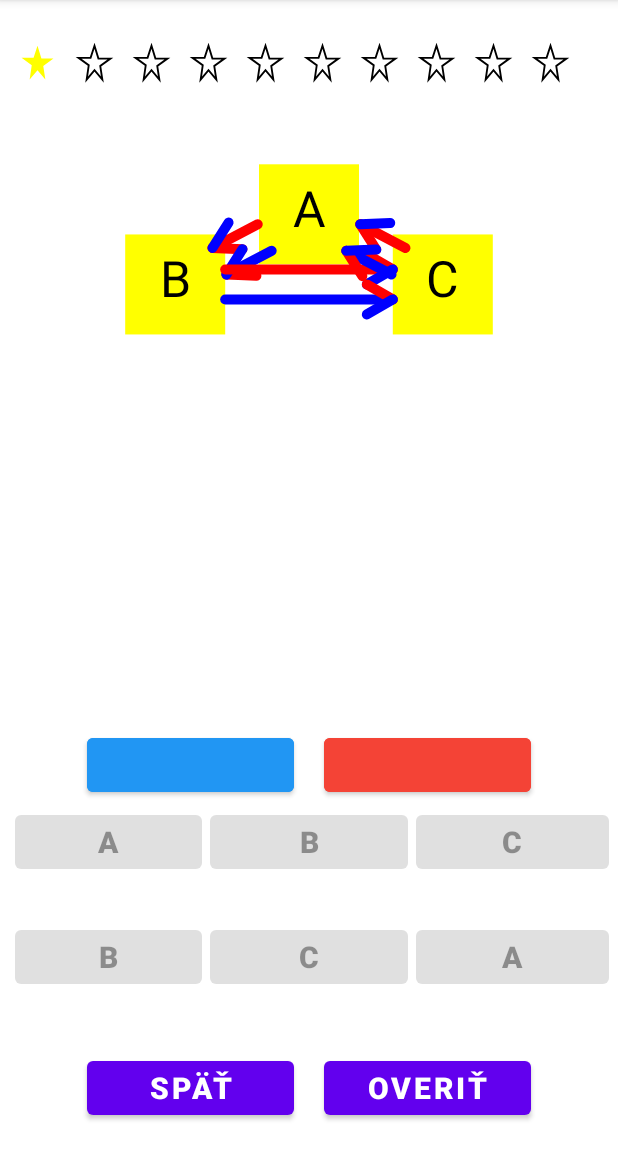
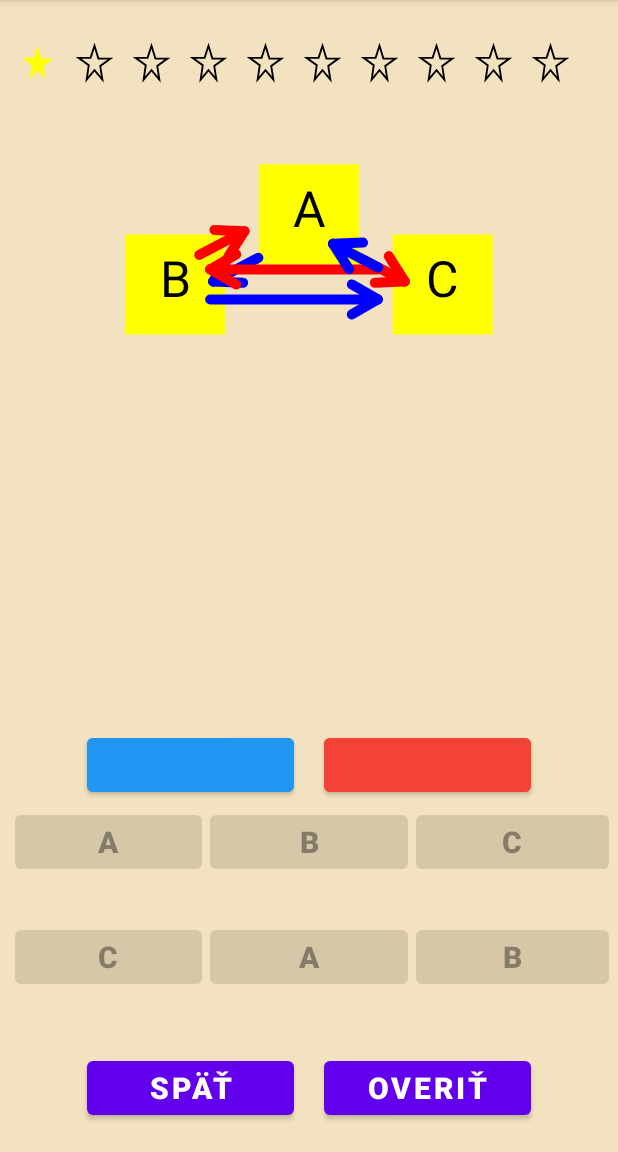
Before and after one commit to 1Andrea0/Bakalarska_Praca, an Android app: the LevelTwoActivity screen opened directly, with no data from a screen before it, after a tap on "OVERIŤ", on a phone screen of 412 x 824 dp, the part 84-1236 px from its top. Run offline under Robolectric (Android 15) with nearby library versions, the phone set to English and light mode, and no system bars; 3 other taps on this screen came first.

Commit message:
activity_main_layout

```diff
--- a/app/src/main/java/com/example/projekt/GraphView.kt
+++ b/app/src/main/java/com/example/projekt/GraphView.kt
@@ -120,25 +120,41 @@ class GraphView (context: Context, attrs: AttributeSet?) : View(context, attrs)
         }
 
         for (i in points.indices) {
-            drawArrow(canvas, points[redArrowPoints[i].first], points[redArrowPoints[i].second], redArrowPaint, 15f * (-1f).pow(i))
-            drawArrow(canvas, points[blueArrowPoints[i].first], points[blueArrowPoints[i].second], blueArrowPaint, -15f * (-1f).pow(i))
+            drawArrow(
+                canvas, points[redArrowPoints[i].first], points[redArrowPoints[i].second], redArrowPaint, redArrowPaint, 15f * (-1f).pow(i), 15f * (-1f).pow(i)
+            )
+            drawArrow(
+                canvas, points[blueArrowPoints[i].first], points[blueArrowPoints[i].second], blueArrowPaint, blueArrowPaint, -15f * (-1f).pow(i), 15f * (-1f).pow(i)
+            )
         }
-//        println("Red elements:")
-//        redArrowPoints.forEach { item ->
-//            println(item)
-//        }
-//        println("Blue elements:")
-//        blueArrowPoints.forEach { item ->
-//            println(item)
-//        }
     }
+
 
 //    private fun drawSquare(canvas: Canvas, x: Float, y: Float, size: Int) {
 //        val halfSize = size / 2
 //        canvas.drawRect(x - halfSize, y - halfSize, x + halfSize, y + halfSize, paint)
 //    }
 
-    private fun drawArrow(canvas: Canvas, start: PointF, end: PointF, arrowPaint: Paint, offsetY: Float) {
+    private fun drawArrow(
+        canvas: Canvas,
+        start: PointF,
+        end: PointF,
+        arrowPaint: Paint,
+        arrowHeadPaint: Paint,
+        offsetY: Float,
+        offsetX: Float
+    ) {
+        if (start == end) {
+            // Draw a loop (arc) for the same start and end points
+            val left = start.x - 50f
+            val top = start.y - 50f
+            val right = start.x + 50f
+            val bottom = start.y + 50f
+            val oval = RectF(left, top, right, bottom)
+
+            // Draw the arc (loop)
+            canvas.drawArc(oval, 0f, 270f, false, arrowPaint)
+        } else {
             val angle = atan2((end.y - start.y).toDouble(), (end.x - start.x).toDouble())
             val offset = PointF((squareSize / 2) * cos(angle).toFloat(), (squareSize / 2) * sin(angle).toFloat())
 
@@ -146,7 +162,10 @@ class GraphView (context: Context, attrs: AttributeSet?) : View(context, attrs)
             val adjustedEnd = PointF(end.x - offset.x, end.y - offset.y)
 
             // Apply perpendicular offset for non-overlapping
-        val perpendicularOffset = PointF(-offsetY * sin(angle).toFloat(), offsetY * cos(angle).toFloat())
+            val perpendicularOffset = PointF(
+                -offsetY * sin(angle).toFloat() + offsetX * cos(angle).toFloat(),
+                offsetY * cos(angle).toFloat() + offsetX * sin(angle).toFloat()
+            )
             val finalStart = PointF(adjustedStart.x + perpendicularOffset.x, adjustedStart.y + perpendicularOffset.y)
             val finalEnd = PointF(adjustedEnd.x + perpendicularOffset.x, adjustedEnd.y + perpendicularOffset.y)
 
@@ -157,7 +176,11 @@ class GraphView (context: Context, attrs: AttributeSet?) : View(context, attrs)
             val y1 = finalEnd.y - arrowHeadLength * sin(arrowEndAngle + arrowAngle).toFloat()
             val x2 = finalEnd.x - arrowHeadLength * cos(arrowEndAngle - arrowAngle).toFloat()
             val y2 = finalEnd.y - arrowHeadLength * sin(arrowEndAngle - arrowAngle).toFloat()
-        canvas.drawLine(finalEnd.x, finalEnd.y, x1, y1, redArrowPaint)
-        canvas.drawLine(finalEnd.x, finalEnd.y, x2, y2, blueArrowPaint)
+
+            canvas.drawLine(finalEnd.x, finalEnd.y, x1, y1, arrowHeadPaint)
+            canvas.drawLine(finalEnd.x, finalEnd.y, x2, y2, arrowHeadPaint)
         }
     }
+
+
+}
--- a/app/src/main/java/com/example/projekt/LevelOneActivity.kt
+++ b/app/src/main/java/com/example/projekt/LevelOneActivity.kt
@@ -55,7 +55,6 @@ class LevelOneActivity : AppCompatActivity() {
         val graphView = findViewById<GraphView>(R.id.graphView)
         val starView = findViewById<StarRatingView>(R.id.starView)
 
-
         square1.text = options[currentIndex1]
         square2.text = options[currentIndex2]
         square3.text = options[currentIndex3]
@@ -87,6 +86,10 @@ class LevelOneActivity : AppCompatActivity() {
             graphView.redArrowPoints = viewModel.redArrowPoints
             graphView.blueArrowPoints = viewModel.blueArrowPoints
             graphView.setNumVertices(4)
+        }
+
+        binding.button6.setOnClickListener{
+            startActivity(Intent(this, MainActivity::class.java))
         }
 
         verify.setOnClickListener {
--- a/app/src/main/java/com/example/projekt/LevelTwoActivity.kt
+++ b/app/src/main/java/com/example/projekt/LevelTwoActivity.kt
@@ -42,6 +42,8 @@ class LevelTwoActivity : AppCompatActivity() {
         val graphView = findViewById<GraphView>(R.id.graphView)
         val starView = findViewById<StarRatingView>(R.id.starView)
 
+        var clickCount = 0
+
         viewModel = ViewModelProvider(this)[ViewModel::class.java]
 //        graphView = GraphView(this)
 
@@ -63,11 +65,15 @@ class LevelTwoActivity : AppCompatActivity() {
         val buttonRed = findViewById<Button>(R.id.button5)
 
         buttonBlue.setOnClickListener {
+            if (clickCount<10)
             textView.text = textView.text.toString() + "M"
+            clickCount++
         }
 
         buttonRed.setOnClickListener {
+            if (clickCount<10)
             textView.text = textView.text.toString() + "Č"
+            clickCount++
         }
 
 //        val commands = listOf("Č", "M", "ČM", "MČ", "MM", "ČM", "MČ", "ČČ", "ČMM", "MČM")
@@ -76,12 +82,17 @@ class LevelTwoActivity : AppCompatActivity() {
 
         Log.d("DEBUG", "$currentIndex1,$currentIndex2,$currentIndex3,$idea")
 
+        binding.button6.setOnClickListener{
+            startActivity(Intent(this, MainActivity::class.java))
+        }
+
         verify.setOnClickListener {
             if (viewModel.verify3(currentIndex1,currentIndex2,currentIndex3,textView.text.toString().toList())) {
 //                val levelIndex = viewModel.nextLevel()
 //                Log.d("DEBUG", "PODARILO SA,$levelIndex")
 
                 val levelIndex = viewModel.nextLevel()
+                clickCount = 0
                 if (levelIndex == 2) {
                     Log.d("DEBUG", "VSETKO")
                     viewModel.nextStage()
--- a/app/src/main/java/com/example/projekt/ViewModel.kt
+++ b/app/src/main/java/com/example/projekt/ViewModel.kt
@@ -149,7 +149,7 @@ class ViewModel : ViewModel() {
         for (c in command) {
             if (c == 'M') {
                 for (i in result.indices) {
-                    if (result[i].second == blueArrowPoints[i].first) {
+                    if (result[i].second == blueArrowPoints[result[i].second].first) {
                         val updatedPair = Pair(result[i].first, blueArrowPoints[i].second)
                         result[i] = updatedPair
                     }
@@ -157,7 +157,7 @@ class ViewModel : ViewModel() {
             }
             if (c == 'Č') {
                 for (i in result.indices) {
-                    if (result[i].second == redArrowPoints[i].first) {
+                    if (result[i].second == redArrowPoints[result[i].second].first) {
                         val updatedPair = Pair(result[i].first, redArrowPoints[i].second)
                         result[i] = updatedPair
                     }
@@ -188,7 +188,7 @@ class ViewModel : ViewModel() {
         for (c in command) {
             if (c == 'M') {
                 for (i in result.indices) {
-                    if (result[i].second == blueArrowPoints[i].first) {
+                    if (result[i].second == blueArrowPoints[result[i].second].first) {
                         val updatedPair = Pair(result[i].first, blueArrowPoints[i].second)
                         result[i] = updatedPair
                     }
@@ -196,7 +196,7 @@ class ViewModel : ViewModel() {
             }
             if (c == 'Č') {
                 for (i in result.indices) {
-                    if (result[i].second == redArrowPoints[i].first) {
+                    if (result[i].second == redArrowPoints[result[i].second].first) {
                         val updatedPair = Pair(result[i].first, redArrowPoints[i].second)
                         result[i] = updatedPair
                     }
--- a/app/src/main/res/layout/activity_level_one.xml
+++ b/app/src/main/res/layout/activity_level_one.xml
@@ -5,6 +5,7 @@
     android:id="@+id/linearLayout"
     android:layout_width="match_parent"
     android:layout_height="match_parent"
+    android:background="@color/beige"
     tools:context=".MainActivity">
 
     <com.example.projekt.StarRatingView
--- a/app/src/main/res/layout/activity_level_two.xml
+++ b/app/src/main/res/layout/activity_level_two.xml
@@ -5,6 +5,7 @@
     android:id="@+id/linearLayout"
     android:layout_width="match_parent"
     android:layout_height="match_parent"
+    android:background="@color/beige"
     tools:context=".MainActivity">
 
     <com.example.projekt.StarRatingView
--- a/app/src/main/res/values/colors.xml
+++ b/app/src/main/res/values/colors.xml
@@ -9,4 +9,5 @@
     <color name="white">#FFFFFFFF</color>
     <color name="button_background">#07DA63</color>
     <color name="yellow">#FFFF00</color>
+    <color name="beige">#f3e2bf</color>
 </resources>
--- a/app/src/main/res/values/strings.xml
+++ b/app/src/main/res/values/strings.xml
@@ -7,5 +7,6 @@
     <string name="empty" />
     <string name="back">SPÄŤ</string>
     <string name="verify">OVERIŤ</string>
-    <string name="reset1">Reset</string>
+    <string name="reset1">VYMAZAŤ</string>
+    <string name="editor1">Editor</string>
 </resources>
```
Also changed, not shown: app/src/main/res/layout/activity_main.xml (+17 -0 lines). Lines whose indentation alone changed are shown as unchanged.
